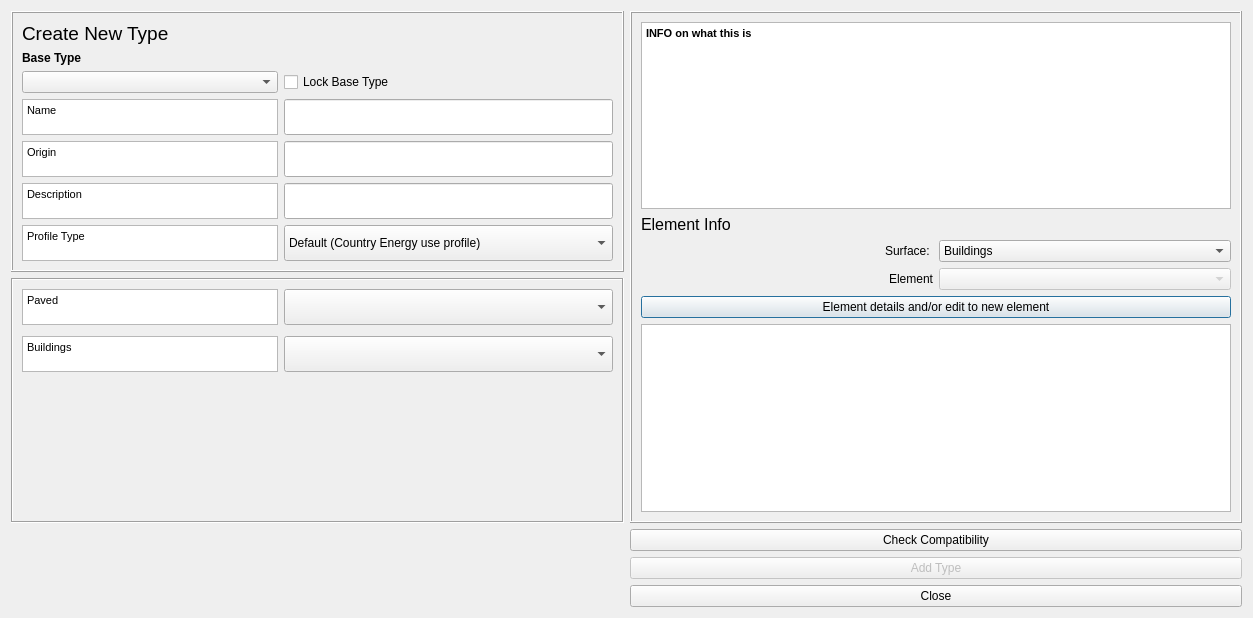
gusbacos/suews_database_manager, file tabs/urban_type_editor_tab.ui: the form before one commit.
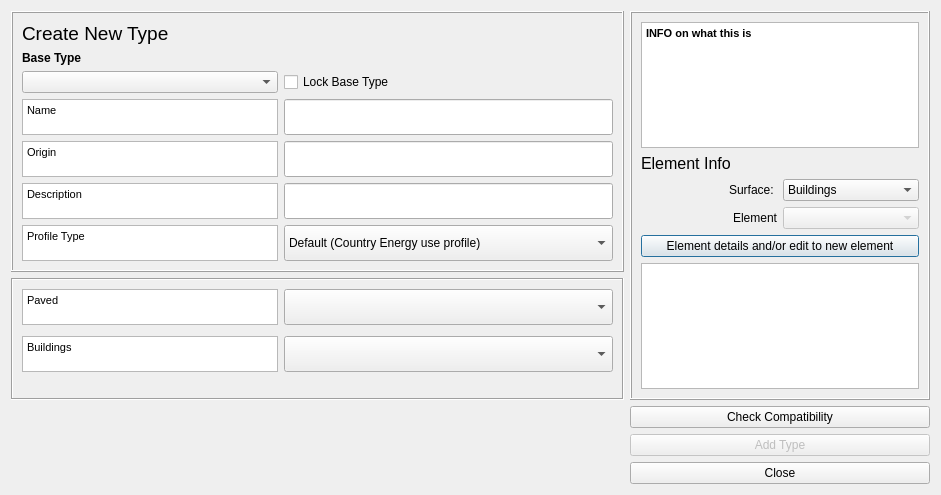
The form after the commit. Custom widgets are drawn as their Qt base class.

Commit message: remove type level

```diff
--- a/tabs/urban_type_editor_tab.ui
+++ b/tabs/urban_type_editor_tab.ui
@@ -6,8 +6,8 @@
    <rect>
     <x>0</x>
     <y>0</y>
-    <width>1253</width>
-    <height>618</height>
+    <width>941</width>
+    <height>495</height>
    </rect>
   </property>
   <property name="windowTitle">
@@ -297,8 +297,8 @@
          <string>&lt;!DOCTYPE HTML PUBLIC &quot;-//W3C//DTD HTML 4.0//EN&quot; &quot;http://www.w3.org/TR/REC-html40/strict.dtd&quot;&gt;
 &lt;html&gt;&lt;head&gt;&lt;meta name=&quot;qrichtext&quot; content=&quot;1&quot; /&gt;&lt;style type=&quot;text/css&quot;&gt;
 p, li { white-space: pre-wrap; }
-&lt;/style&gt;&lt;/head&gt;&lt;body style=&quot; font-family:'MS Shell Dlg 2'; font-size:8.25pt; font-weight:400; font-style:normal;&quot;&gt;
-&lt;p style=&quot; margin-top:0px; margin-bottom:0px; margin-left:0px; margin-right:0px; -qt-block-indent:0; text-indent:0px;&quot;&gt;&lt;span style=&quot; font-weight:600;&quot;&gt;INFO on what this is&lt;/span&gt;&lt;/p&gt;&lt;/body&gt;&lt;/html&gt;</string>
+&lt;/style&gt;&lt;/head&gt;&lt;body style=&quot; font-family:'MS Shell Dlg 2'; font-size:9.75pt; font-weight:400; font-style:normal;&quot;&gt;
+&lt;p style=&quot; margin-top:0px; margin-bottom:0px; margin-left:0px; margin-right:0px; -qt-block-indent:0; text-indent:0px;&quot;&gt;&lt;span style=&quot; font-size:8.25pt; font-weight:600;&quot;&gt;INFO on what this is&lt;/span&gt;&lt;/p&gt;&lt;/body&gt;&lt;/html&gt;</string>
         </property>
        </widget>
       </item>
```
Left out of the diff: 12 changed lines with no effect on the pictures. The commit also changes 25 other files.
